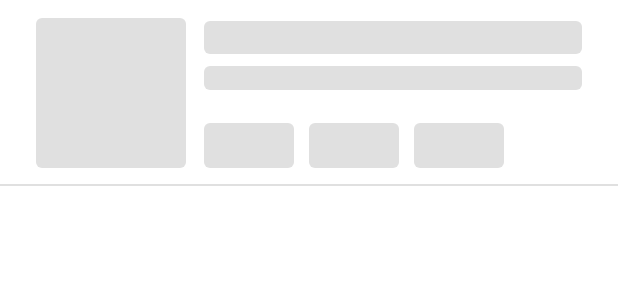
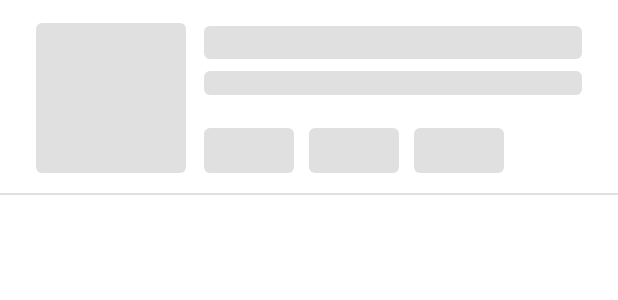
Before and after one commit to kimdohun0104/NewsApplication, an Android app: the layout layout_news_skeleton.xml on its own in the app's theme, with its tools: preview values and no code run, on a phone screen of 412 x 824 dp. Shown: the top 300 px of the screen. Run offline under Robolectric (Android 15) with nearby library versions, the phone set to English and light mode, and no system bars; network calls fail.

```diff
--- a/app/src/main/java/com/dohun/news/ui/MainActivity.kt
+++ b/app/src/main/java/com/dohun/news/ui/MainActivity.kt
@@ -34,7 +34,7 @@ class MainActivity : AppCompatActivity() {
     @SuppressLint("InflateParams")
     private fun setupSkeleton() {
         val deviceHeight = resources.displayMetrics.heightPixels
-        val skeletonHeight = resources.getDimensionPixelSize(R.dimen.skeleton_height)
+        val skeletonHeight = resources.getDimensionPixelSize(R.dimen.news_item_height)
 
         repeat(deviceHeight / skeletonHeight) {
             binding.llSkeleton.addView(layoutInflater.inflate(R.layout.layout_news_skeleton, null))
--- a/app/src/main/java/com/dohun/news/ui/NewsActivity.kt
+++ b/app/src/main/java/com/dohun/news/ui/NewsActivity.kt
@@ -65,5 +65,5 @@ class NewsActivity : AppCompatActivity() {
         binding.tbNews.navigationIcon?.setTint(color)
 
     private fun animateTitle(alpha: Float) =
-        binding.tvTitle.animate().alpha(alpha).setDuration(50L)
+        binding.tvToolbarTitle.animate().alpha(alpha).setDuration(50L)
 }
--- a/app/src/main/res/layout/item_news.xml
+++ b/app/src/main/res/layout/item_news.xml
@@ -11,7 +11,7 @@
 
     <androidx.constraintlayout.widget.ConstraintLayout
         android:layout_width="match_parent"
-        android:layout_height="wrap_content"
+        android:layout_height="@dimen/news_item_height"
         android:background="?selectableItemBackground">
 
         <androidx.constraintlayout.widget.Guideline
@@ -40,7 +40,7 @@
             android:layout_width="wrap_content"
             android:layout_height="wrap_content"
             android:orientation="horizontal"
-            app:layout_constraintGuide_end="12dp" />
+            app:layout_constraintGuide_percent="0.9032258" />
 
         <ImageView
             android:id="@+id/iv_thumbnail"
@@ -93,7 +93,6 @@
                 tags="@{news.tags}"
                 android:layout_width="wrap_content"
                 android:layout_height="wrap_content"
-                app:chipSpacingVertical="4dp"
                 app:layout_constraintBottom_toBottomOf="@id/gl_bottom"
                 app:layout_constraintLeft_toLeftOf="@id/tv_title"
                 app:layout_constraintRight_toRightOf="@id/gl_end"
--- a/app/src/main/res/layout/layout_news_skeleton.xml
+++ b/app/src/main/res/layout/layout_news_skeleton.xml
@@ -2,7 +2,7 @@
 <androidx.constraintlayout.widget.ConstraintLayout xmlns:android="http://schemas.android.com/apk/res/android"
     xmlns:app="http://schemas.android.com/apk/res-auto"
     android:layout_width="match_parent"
-    android:layout_height="@dimen/skeleton_height">
+    android:layout_height="@dimen/news_item_height">
 
     <View
         android:id="@+id/view_thumbnail"
--- a/app/src/main/res/values/dimens.xml
+++ b/app/src/main/res/values/dimens.xml
@@ -1,4 +1,4 @@
 <?xml version="1.0" encoding="utf-8"?>
 <resources>
-    <dimen name="skeleton_height">124dp</dimen>
+    <dimen name="news_item_height">130dp</dimen>
 </resources>
```
Also changed, not shown: app/src/main/java/com/dohun/news/ui/binding/BindingAdapter.kt (+13 -0 lines), app/src/main/res/layout/activity_news.xml (+12 -3 lines).
